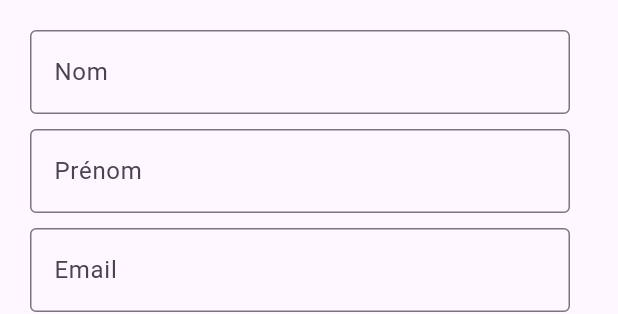
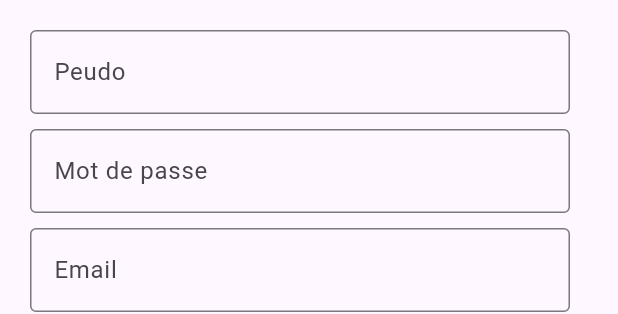
Before and after one commit to ThomasPierrickHenry/Bubu.io, a Flutter app: the FormulaireWidget widget shown alone on an empty page, opened directly, after a tap on "Envoyer", on a phone screen of 412 x 824 dp. Shown: the top 314 px of the screen. Run offline on Flutter 3.47's test engine with Material 3 defaults, Android fonts, the phone set to English and light mode, and no system bars; our stand-ins replace file_picker; missing offline and left inert: mysql1.

Commit message:
formulaire

```diff
--- a/flutter_application_1/lib/components/formulaire.dart
+++ b/flutter_application_1/lib/components/formulaire.dart
@@ -1,4 +1,8 @@
+import 'dart:convert';
+
+import 'package:crypto/crypto.dart' as _Crypt;
 import 'package:flutter/material.dart';
+import 'package:flutter_application_1/components/Bdd.dart';
 
 class FormulaireWidget extends StatefulWidget {
   @override
@@ -6,10 +10,33 @@ class FormulaireWidget extends StatefulWidget {
 }
 
 class _FormulaireWidgetState extends State<FormulaireWidget> {
-  final TextEditingController _nomController = TextEditingController();
-  final TextEditingController _prenomController = TextEditingController();
+  final TextEditingController _pseudoController = TextEditingController();
+  final TextEditingController _passwordController = TextEditingController();
+
   final TextEditingController _emailController = TextEditingController();
   final TextEditingController _paysController = TextEditingController();
+
+
+  Future<void> addUserWithBDD(String username, String password) async {
+  final db = _Database(); // Création d'une instance de ta classe _Database
+
+  try {
+    final conn = await db.connect(); // Connexion à la BDD
+
+    // Exemple de requête d'insertion
+    await conn.query(
+      'INSERT INTO users (username, password) VALUES (?, ?)',
+      [username, password],
+    );
+
+    print("Utilisateur ajouté avec succès !");
+
+    await conn.close(); // Fermeture de la connexion
+  } catch (e) {
+    print("Erreur lors de l'ajout de l'utilisateur : $e");
+  }
+}
+
 
   @override
   Widget build(BuildContext context) {
@@ -21,20 +48,20 @@ class _FormulaireWidgetState extends State<FormulaireWidget> {
           crossAxisAlignment: CrossAxisAlignment.start,
           children: [
             TextField(
-              controller: _nomController,
+              controller: _pseudoController,
               decoration: InputDecoration(
-                labelText: 'Nom',
+                labelText: 'Peudo',
                 border: OutlineInputBorder(),
               ),
             ),
             SizedBox(height: 10),
-            TextField(
-              controller: _prenomController,
+            TextFormField(
+              controller: _passwordController,
+              obscureText: true,
               decoration: InputDecoration(
-                labelText: 'Prénom',
+                labelText: 'Mot de passe',
                 border: OutlineInputBorder(),
-              ),
-            ),
+            )),
             SizedBox(height: 10),
             TextField(
               controller: _emailController,
@@ -55,12 +82,13 @@ class _FormulaireWidgetState extends State<FormulaireWidget> {
             Center(
               child: ElevatedButton(
                 onPressed: () {
-                  String nom = _nomController.text;
-                  String prenom = _prenomController.text;
+                  String pseudo = _pseudoController.text;
+                  String password = _passwordController.text;
+                  String hashedPassword = _Crypt.sha256.convert(utf8.encode(password)).toString();
                   String email = _emailController.text;
                   String pays = _paysController.text;
 
-                  print("Nom: $nom, Prénom: $prenom, Email: $email, Pays: $pays");
+                  print("Nom: $pseudo, Prénom: $hashedPassword, Email: $email, Pays: $pays");
                 },
                 child: Text("Envoyer"),
               ),
```
Also changed, not shown: flutter_application_1/pubspec.yaml (+3 -76 lines), flutter_application_1/pubspec.lock.
